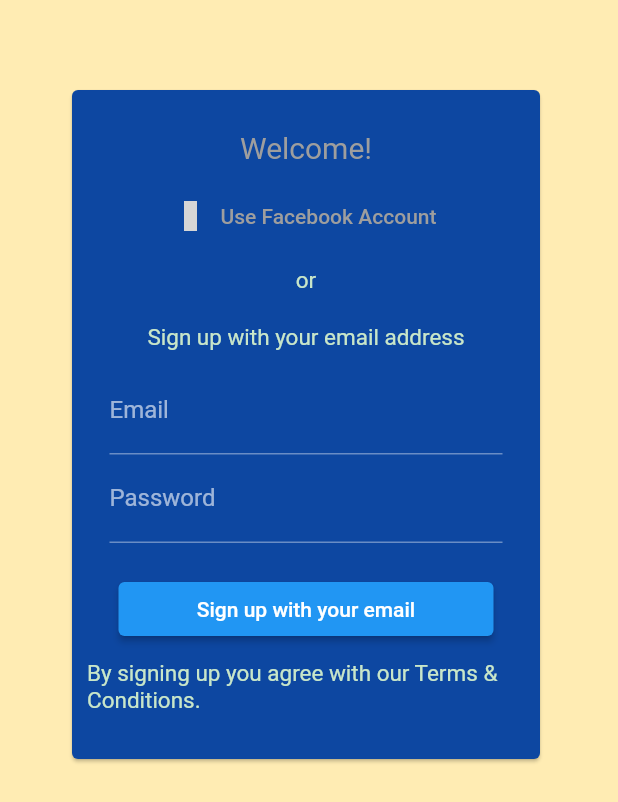
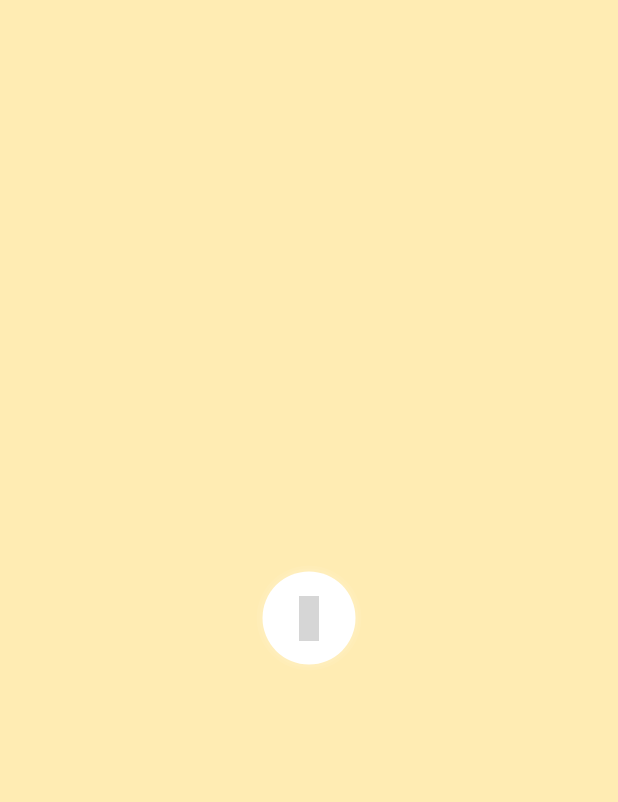
Before and after one commit to sanjibsinha/flutter_artisan, a Flutter app: the screen it shows after launch, on a phone screen of 412 x 824 dp. Shown: the top 802 px of the screen. Run offline on Flutter 3.47's test engine with Material 2 defaults, Android fonts, the phone set to English and light mode, and no system bars; our stand-ins replace material_design_icons_flutter; grey boxes are pictures that could not be loaded.

```diff
--- a/lib/view/my_home_page.dart
+++ b/lib/view/my_home_page.dart
@@ -6,182 +6,77 @@ class MyHomePage extends StatelessWidget {
 
   @override
   Widget build(BuildContext context) {
-    final theme = Theme.of(context);
     return Scaffold(
-      body: ListView(
-        padding: const EdgeInsets.fromLTRB(16.0, kToolbarHeight, 20.0, 20.0),
-        children: <Widget>[
-          Align(
-            child: SizedBox(
-              width: 320.0,
-              child: Card(
-                color: theme.primaryColor,
-                child: Column(
-                  mainAxisSize: MainAxisSize.min,
-                  children: const [
-                    DesignTitle(),
-                    FacebookButtonDesign(),
-                    TextDesign(
-                      fontSize: 15.0,
-                      text: 'or',
-                    ),
-                    TextDesign(
-                      fontSize: 15.0,
-                      text: 'Sign up with your email address',
-                    ),
-                    InputFieldDesign(
-                      labelText: 'Email',
-                      hintText: 'name@yoursite.com',
-                      isHiding: false,
-                    ),
-                    InputFieldDesign(
-                      labelText: 'Password',
-                      hintText: '',
-                      isHiding: true,
-                    ),
-                    SizedBox(
-                      height: 20.0,
-                    ),
-                    SignUpDesign(),
-                    TextDesign(
-                      fontSize: 15.0,
-                      text:
-                          'By signing up you agree with our Terms & Conditions.',
-                    ),
-                    SizedBox(
-                      height: 20.0,
-                    ),
-                  ],
-                ),
-              ),
-            ),
+      body: Center(
+        child: AnnimatedButton(
+          onTap: () {},
+          icon: const Icon(
+            MdiIcons.twitter,
+            size: 30.0,
+            color: Colors.blueGrey,
           ),
-        ],
-      ),
-    );
-  }
-}
-
-class InputFieldDesign extends StatelessWidget {
-  const InputFieldDesign({
-    Key? key,
-    required this.labelText,
-    required this.hintText,
-    required this.isHiding,
-  }) : super(key: key);
-
-  final String labelText;
-  final String hintText;
-  final bool isHiding;
-
-  @override
-  Widget build(BuildContext context) {
-    final theme = Theme.of(context);
-    return Padding(
-      padding: const EdgeInsets.symmetric(horizontal: 25.0),
-      child: TextField(
-        decoration: InputDecoration(
-          labelText: labelText,
-          hintText: hintText,
-          hintStyle: TextStyle(color: theme.primaryColorDark),
-        ),
-        obscureText: isHiding,
-      ),
-    );
-  }
-}
-
-class SignUpDesign extends StatelessWidget {
-  const SignUpDesign({Key? key}) : super(key: key);
-
-  @override
-  Widget build(BuildContext context) {
-    return SizedBox(
-      width: 250.0,
-      child: ElevatedButton(
-        onPressed: () {},
-        child: const Text('Sign up with your email'),
-      ),
-    );
-  }
-}
-
-class TextDesign extends StatelessWidget {
-  const TextDesign({
-    Key? key,
-    required this.fontSize,
-    required this.text,
-  }) : super(key: key);
-
-  final double fontSize;
-  final String text;
-
-  @override
-  Widget build(BuildContext context) {
-    final theme = Theme.of(context);
-    return Padding(
-      padding: const EdgeInsets.all(10.0),
-      child: Text(
-        text,
-        style: TextStyle(
-          color: theme.primaryColorDark,
-          fontSize: fontSize,
         ),
       ),
     );
   }
 }
 
-class DesignTitle extends StatelessWidget {
-  const DesignTitle({Key? key}) : super(key: key);
+class AnnimatedButton extends StatefulWidget {
+  const AnnimatedButton({
+    Key? key,
+    required this.onTap,
+    required this.icon,
+  }) : super(key: key);
+
+  final GestureTapCallback onTap;
+  final Icon icon;
+
+  @override
+  _AnnimatedButtonState createState() => _AnnimatedButtonState();
+}
+
+class _AnnimatedButtonState extends State<AnnimatedButton>
+    with SingleTickerProviderStateMixin {
+  late AnimationController _animationController;
+  late Animation _animation;
+
+  @override
+  void initState() {
+    _animationController =
+        AnimationController(vsync: this, duration: const Duration(seconds: 2));
+    _animation = Tween(begin: 0.0, end: 12.0).animate(
+      CurvedAnimation(parent: _animationController, curve: Curves.easeOut),
+    );
+    _animationController.repeat(reverse: true);
+    super.initState();
+  }
 
   @override
   Widget build(BuildContext context) {
-    final theme = Theme.of(context);
-    return Container(
-      padding: const EdgeInsets.only(bottom: 10.0),
-      alignment: Alignment.bottomCenter,
-      height: 60.0,
-      child: Text(
-        'Welcome!',
-        style: TextStyle(
-          fontSize: 20.0,
-          color: theme.primaryColorLight,
-        ),
+    return InkWell(
+      borderRadius: BorderRadius.circular(100),
+      onTap: widget.onTap,
+      child: AnimatedBuilder(
+        animation: _animation,
+        builder: (context, _) {
+          return Ink(
+            padding: const EdgeInsets.all(16),
+            decoration: BoxDecoration(
+              color: Colors.white,
+              shape: BoxShape.circle,
+              boxShadow: [
+                for (int i = 1; i <= 2; i++)
+                  BoxShadow(
+                    color: Colors.white
+                        .withOpacity(_animationController.value / 2),
+                    spreadRadius: _animation.value * i,
+                  )
+              ],
+            ),
+            child: widget.icon,
+          );
+        },
       ),
     );
   }
 }
-
-class FacebookButtonDesign extends StatelessWidget {
-  const FacebookButtonDesign({Key? key}) : super(key: key);
-
-  @override
-  Widget build(BuildContext context) {
-    final theme = Theme.of(context);
-    return SizedBox(
-      width: 250.0,
-      child: TextButton(
-        onPressed: () {},
-        child: Row(
-          mainAxisSize: MainAxisSize.min,
-          children: [
-            const Icon(
-              MdiIcons.facebook,
-              size: 20.0,
-            ),
-            const SizedBox(
-              width: 10.0,
-            ),
-            Text(
-              'Use Facebook Account',
-              style: TextStyle(
-                color: theme.primaryColorLight,
-              ),
-            ),
-          ],
-        ),
-      ),
-    );
-  }
-}
```
